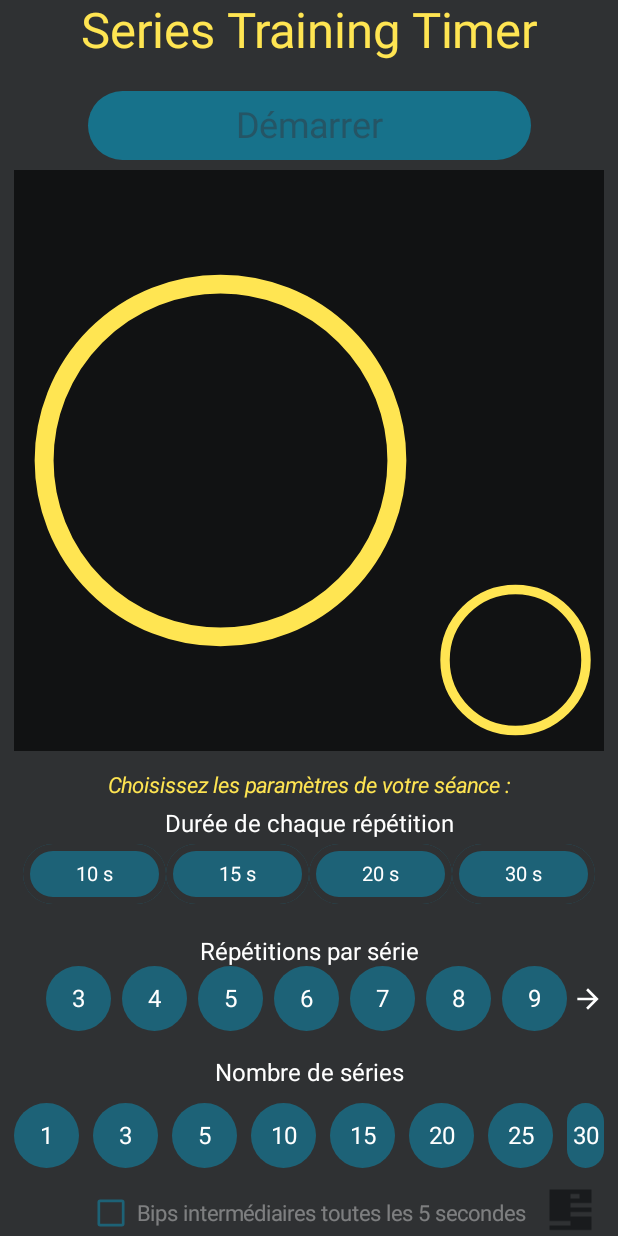
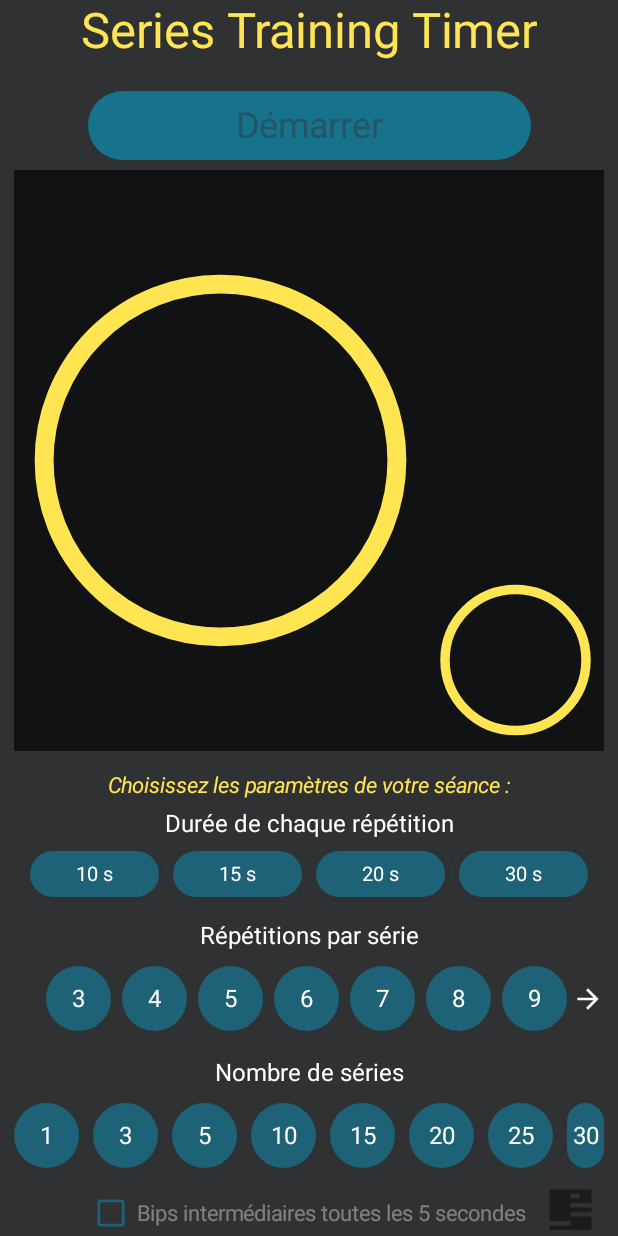
Before and after one commit to schmouk/ArcheryTrainingTimer, an Android app built with Jetpack Compose: the screen it shows after launch (MainActivity), on a phone screen of 412 x 824 dp. Run offline under Robolectric (Android 15) with nearby library versions, the phone set to English and light mode, and no system bars.

Commit message:
#110-fix invalid spacing above repetitions number
Fixed. Tested.

```diff
--- a/ArcheryTrainingTimer/app/src/main/java/com/github/schmouk/archerytrainingtimer/MainActivity.kt
+++ b/ArcheryTrainingTimer/app/src/main/java/com/github/schmouk/archerytrainingtimer/MainActivity.kt
@@ -1378,7 +1378,7 @@ fun SimpleScreen(
                         style = customInteractiveTextStyle,
                         color = AppTextColor,
                         modifier = Modifier
-                            .padding(top = generalPadding)
+                            .padding(bottom = generalPadding)
                             .wrapContentHeight()
                             .align(Alignment.CenterHorizontally)
                     )
```
